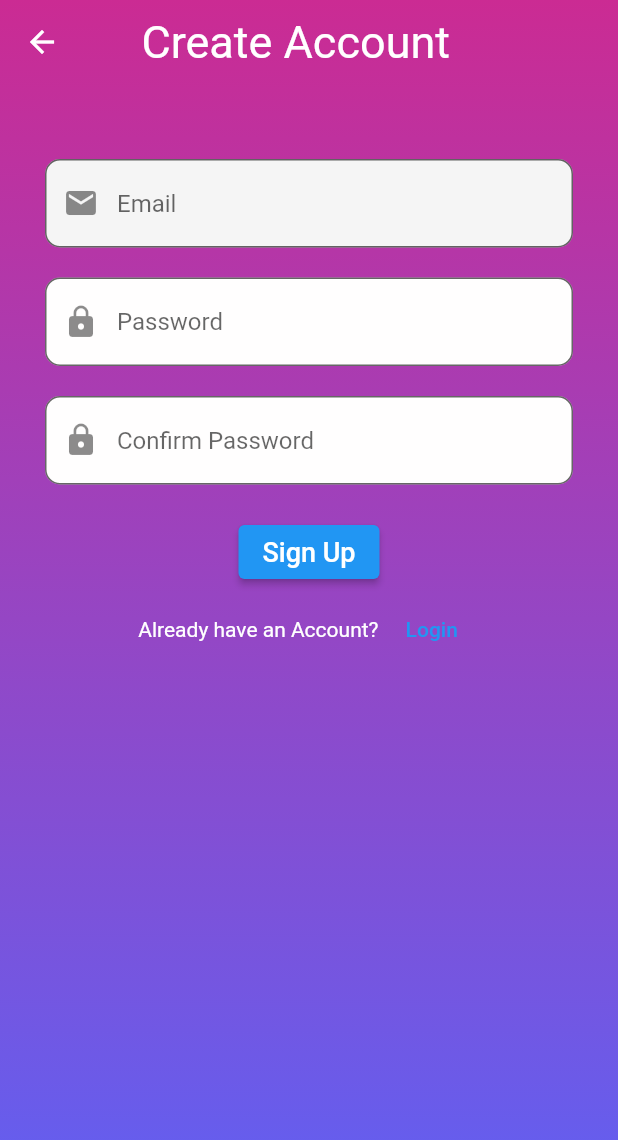
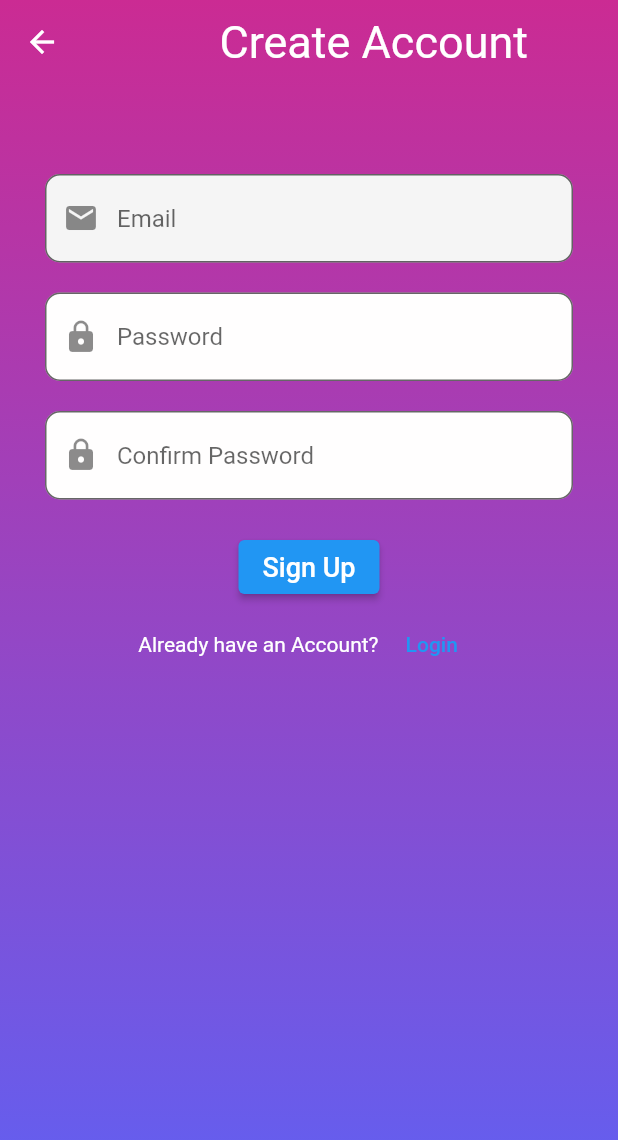
Before and after one commit to surajrd2001/Hostel-complaint-app, a Flutter app: the MyRegister screen opened by its route, on a phone screen of 412 x 824 dp. Shown: the top 1140 px of the screen. Run offline on Flutter 3.47's test engine with Material 2 defaults, Android fonts, the phone set to English and light mode, and no system bars; our stand-ins replace firebase_auth, firebase_core, flutter_secure_storage, google_fonts; accounts and stored records are empty.

Commit message:
third commit registration

```diff
--- a/lib/register.dart
+++ b/lib/register.dart
@@ -113,7 +113,7 @@ class _MyRegisterState extends State<MyRegister> {
       child: Scaffold(
         backgroundColor: Colors.transparent,
         appBar: AppBar(
-          title: const Text('  \tCreate Account'),
+          title: const Text('     \t   \tCreate Account'),
           titleTextStyle: TextStyle(fontSize: 30),
           backgroundColor: Colors.transparent,
           elevation: 0,
@@ -121,7 +121,7 @@ class _MyRegisterState extends State<MyRegister> {
         body: Form(
           key: _formKey,
           child: Padding(
-            padding: EdgeInsets.symmetric(vertical: 40, horizontal: 30),
+            padding: EdgeInsets.symmetric(vertical: 50, horizontal: 30),
             child: ListView(
               children: [
                 Container(
```
Also changed, not shown: 7 other files.
